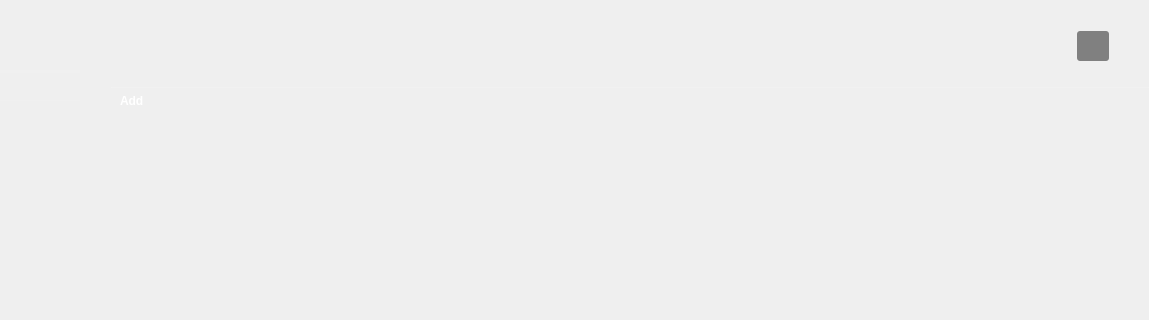
First picture: the form in ui/tool_launcher.ui, repository analogdevicesinc/scopy, before the edit; both pictures show x 131 to 1280 and y 0 to 320 of the 1280 by 720 pixel window.
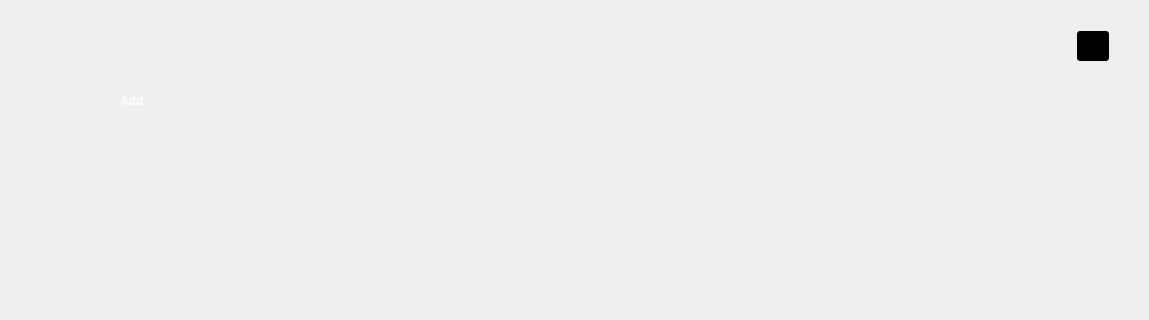
Second picture: the form after the edit. Icons and pictures are not drawn. Custom widgets are drawn as their Qt base class.

Commit message: ui/tool_launcher.ui: adjust the stylesheet of the connect button

Diff of the .ui file:
```diff
--- a/ui/tool_launcher.ui
+++ b/ui/tool_launcher.ui
@@ -746,7 +746,7 @@
                <property name="styleSheet">
                 <string notr="true">QPushButton {
 color: white;
-background-color: orange;
+background-color: #4a64ff;
 font-family: &quot;monospace&quot;;
 font-weight: bold;
 height: 30px;
@@ -755,12 +755,17 @@
 min-width: 6em;
 qproperty-text: &quot;Connect&quot;;
 }
+
+QPushButton:hover
+{
+background-color: #4a34ff;
+}
+
 QPushButton:disabled {
-background-color: grey;
+background-color: black;
+color:gray;
 }
-QPushButton:pressed {
-background-color: #F45000;
-}
+
 QPushButton[connected=true] {
 /*background-color: green;*/
 qproperty-text: &quot;Disconnect&quot;;
@@ -866,7 +871,7 @@
                   </property>
                   <property name="minimumSize">
                    <size>
-                    <width>102</width>
+                    <width>78</width>
                     <height>64</height>
                    </size>
                   </property>
```
Left out of the diff: 2 changed lines with no effect on the pictures.
